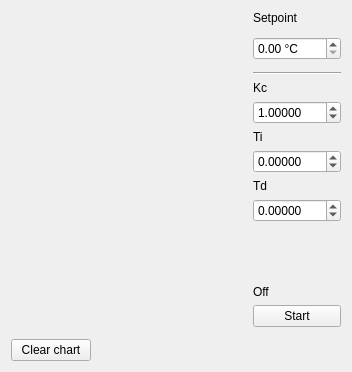
This is WidgetPID.ui in AGuilbault/Microcal as Qt 5 draws it before an edit. The edited form follows.
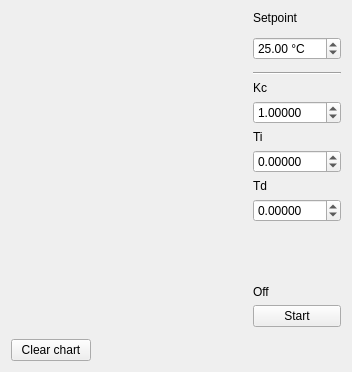
This is the edited form.

Commit message: Added start button to TempControl. Added PID from http://code.activestate.com/recipes/577231-discrete-pid-controller/

Patch:
```diff
--- a/WidgetPID.ui
+++ b/WidgetPID.ui
@@ -103,6 +103,12 @@
      <property name="suffix">
       <string> °C</string>
      </property>
+     <property name="maximum">
+      <double>100.000000000000000</double>
+     </property>
+     <property name="value">
+      <double>25.000000000000000</double>
+     </property>
     </widget>
    </item>
    <item row="8" column="1">
```
The commit also changes 4 other files.
